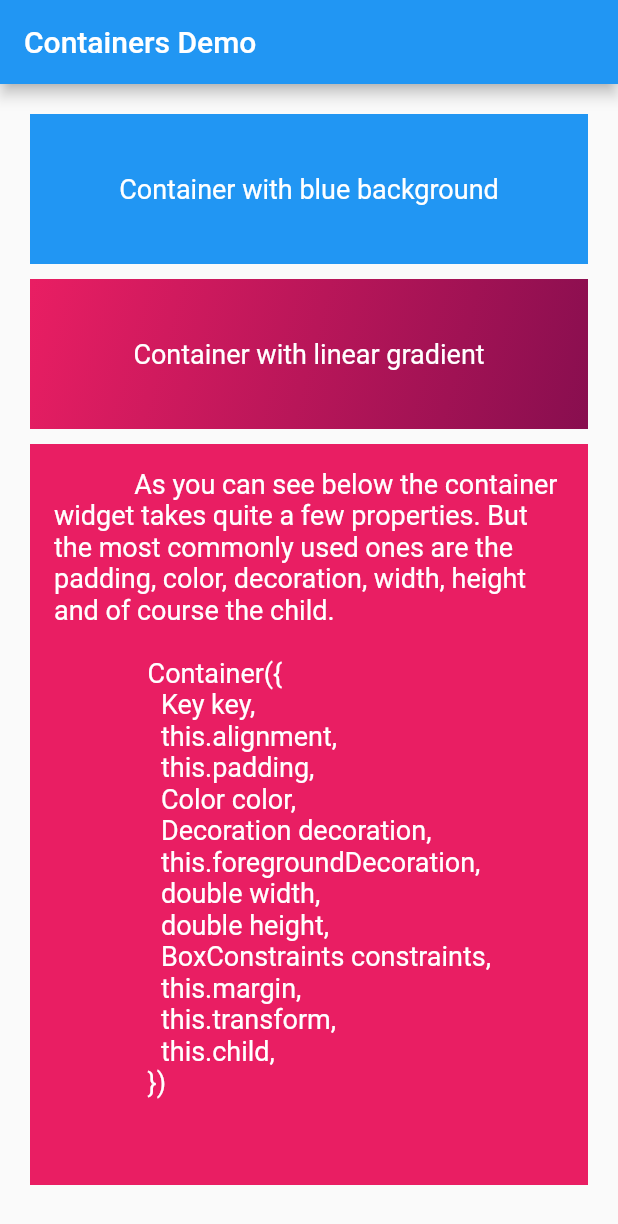
After one commit to lohanidamodar/flutter_lessons, a Flutter app: the Home screen opened directly, on a phone screen of 412 x 824 dp. The commit adds this screen. Shown: the top 1224 px of the screen. Run offline on Flutter 3.47's test engine with Material 2 defaults, Android fonts, the phone set to English and light mode, and no system bars.

Commit message:
container demo

```diff
--- /dev/null
+++ b/Lesson4/lib/main.dart
@@ -0,0 +1,67 @@
+import 'package:flutter/material.dart';
+
+void main() => runApp(MaterialApp(
+  title: "Containers Demo",
+  home: Home(),
+));
+
+class Home extends StatelessWidget {
+  final TextStyle textStyle = TextStyle(
+    fontSize: 18.0,
+    color: Colors.white
+  );
+  @override
+  Widget build(BuildContext context) {
+    return Scaffold(
+      appBar: AppBar(
+        title: Text("Containers Demo"),
+      ),
+      body: ListView(
+        physics: BouncingScrollPhysics(),
+        padding: EdgeInsets.all(20.0),
+        children: <Widget>[
+          Container(
+            height: 100,
+            color: Colors.blue,
+            child: Center(child: Text("Container with blue background", style: textStyle,)),
+          ),
+          SizedBox(height: 10.0,),
+          Container(
+            height: 100,
+            decoration: BoxDecoration(
+              gradient: LinearGradient(
+                colors: [Colors.pink, Colors.pink.shade900],
+                begin: Alignment.topLeft,
+                end: Alignment.bottomRight,
+              )
+            ),
+            child: Center(child: Text("Container with linear gradient",style: textStyle,),),
+          ),
+          SizedBox(height: 10.0,),
+          Container(
+            padding: EdgeInsets.all(16.0),
+            color: Colors.pink,
+            child: Text("""
+            As you can see below the container widget takes quite a few properties. But the most commonly used ones are the padding, color, decoration, width, height and of course the child.
+
+              Container({
+                Key key,
+                this.alignment,
+                this.padding,
+                Color color,
+                Decoration decoration,
+                this.foregroundDecoration,
+                double width,
+                double height,
+                BoxConstraints constraints,
+                this.margin,
+                this.transform,
+                this.child,
+              })
+
+            """, style: textStyle,),
+          )
+        ],
+      ),    );
+  }
+}
--- a/lesson_3/lib/main.dart
+++ b/lesson_3/lib/main.dart
@@ -87,7 +87,7 @@ class ButtonsPage extends StatelessWidget {
           ),
           FloatingActionButton(
             child: Icon(Icons.dashboard),
-            backgroundColor: Colors.indigoAccent,
+            backgroundColor: Colors.green,
             onPressed: (){
               print("floating action button 2 pressed");
             },
```
Also changed, not shown: Lesson4/pubspec.yaml (added, +68 -0 lines), 52 other files.
